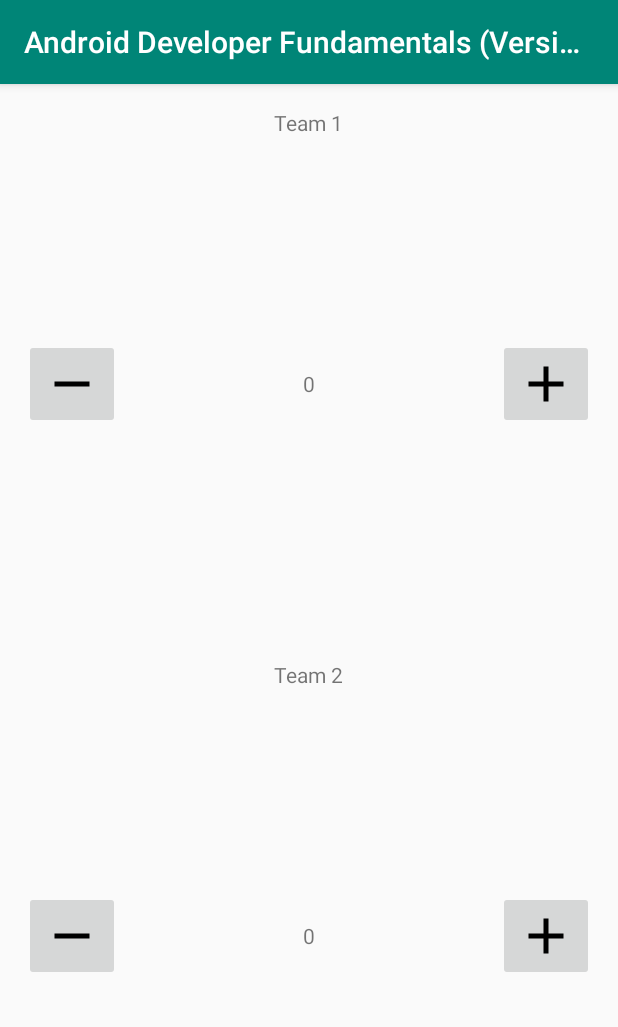
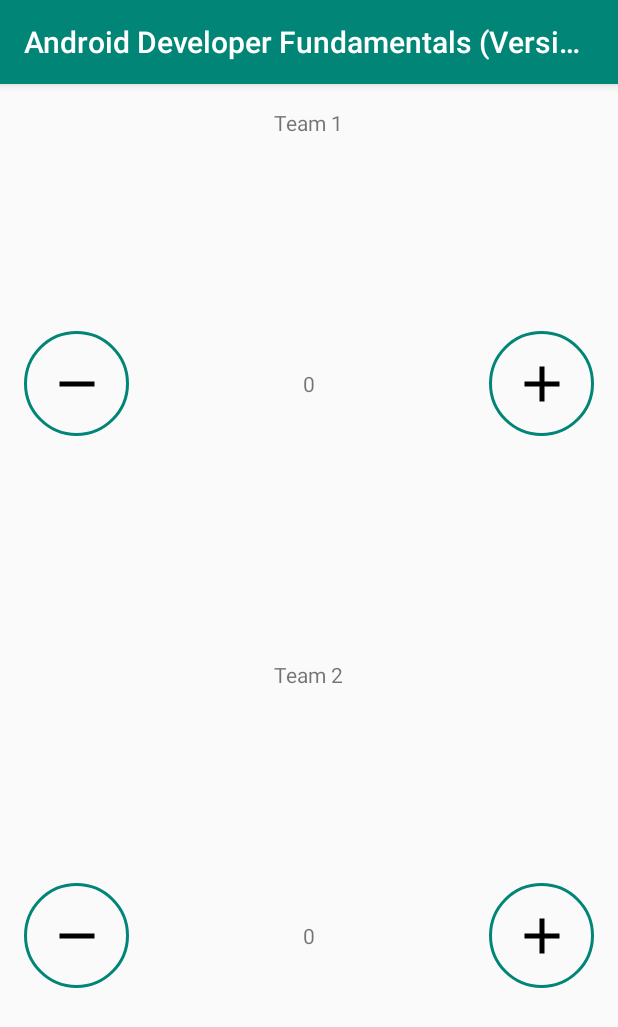
Before and after one commit to link2cory/AndroidDeveloperFundamentalsVersion2, an Android app: the screen it shows after launch (MainActivity), on a phone screen of 412 x 824 dp. Shown: the top 1027 px of the screen. Run offline under Robolectric (Android 15) with nearby library versions, the phone set to English and light mode, and no system bars.

Commit message:
added a better background for the buttons

```diff
--- /dev/null
+++ b/app/src/main/res/drawable/button_background.xml
@@ -0,0 +1,7 @@
+<?xml version="1.0" encoding="utf-8"?>
+<shape xmlns:android="http://schemas.android.com/apk/res/android"
+    android:shape="oval">
+    <stroke
+        android:width="2dp"
+        android:color="@color/colorPrimary" />
+</shape>
--- a/app/src/main/res/layout/activity_main.xml
+++ b/app/src/main/res/layout/activity_main.xml
@@ -14,22 +14,24 @@
 
         <ImageButton
             android:id="@+id/decreaseTeam1"
-            android:layout_width="wrap_content"
-            android:layout_height="wrap_content"
+            android:layout_width="@dimen/button_size"
+            android:layout_height="@dimen/button_size"
             android:layout_alignParentStart="true"
             android:layout_alignParentLeft="true"
             android:layout_centerVertical="true"
+            android:background="@drawable/button_background"
             android:contentDescription="@string/minus_button_content_description"
             android:onClick="decreaseScore"
             android:src="@drawable/ic_minus" />
 
         <ImageButton
             android:id="@+id/increaseTeam1"
-            android:layout_width="wrap_content"
-            android:layout_height="wrap_content"
+            android:layout_width="@dimen/button_size"
+            android:layout_height="@dimen/button_size"
             android:layout_alignParentEnd="true"
             android:layout_alignParentRight="true"
             android:layout_centerVertical="true"
+            android:background="@drawable/button_background"
             android:contentDescription="@string/plus_button_content_description"
             android:onClick="increaseScore"
             android:src="@drawable/ic_plus" />
@@ -58,22 +60,24 @@
 
         <ImageButton
             android:id="@+id/decreaseTeam2"
-            android:layout_width="wrap_content"
-            android:layout_height="wrap_content"
+            android:layout_width="@dimen/button_size"
+            android:layout_height="@dimen/button_size"
             android:layout_alignParentStart="true"
             android:layout_alignParentLeft="true"
             android:layout_centerVertical="true"
+            android:background="@drawable/button_background"
             android:contentDescription="@string/minus_button_content_description"
             android:onClick="decreaseScore"
             android:src="@drawable/ic_minus" />
 
         <ImageButton
             android:id="@+id/increaseTeam2"
-            android:layout_width="wrap_content"
-            android:layout_height="wrap_content"
+            android:layout_width="@dimen/button_size"
+            android:layout_height="@dimen/button_size"
             android:layout_alignParentEnd="true"
             android:layout_alignParentRight="true"
             android:layout_centerVertical="true"
+            android:background="@drawable/button_background"
             android:contentDescription="@string/plus_button_content_description"
             android:onClick="increaseScore"
             android:src="@drawable/ic_plus" />
--- /dev/null
+++ b/app/src/main/res/values/dimens.xml
@@ -0,0 +1,4 @@
+<?xml version="1.0" encoding="utf-8"?>
+<resources>
+    <dimen name="button_size">70dp</dimen>
+</resources>
```
